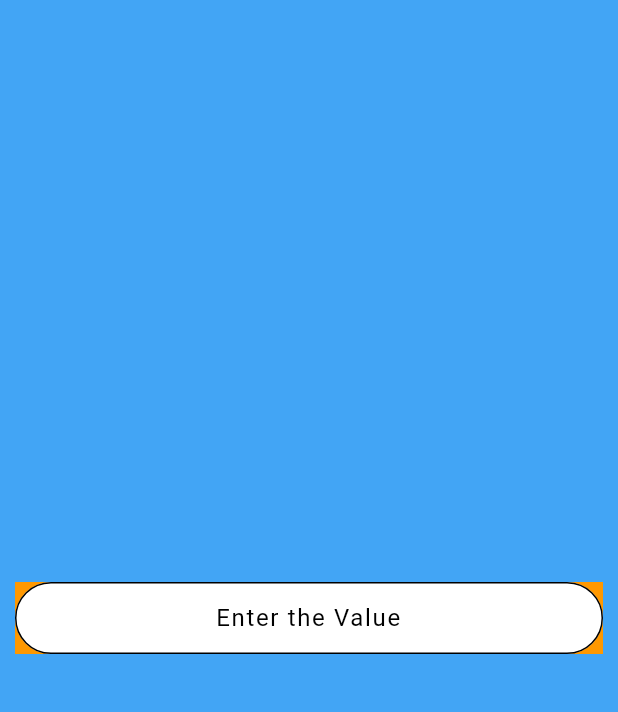
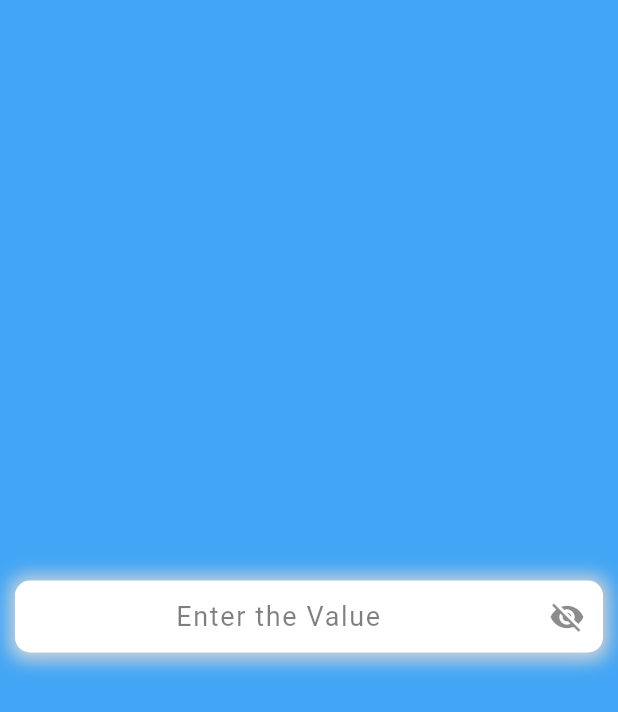
Before and after one commit to ROUNAK-K-JHA-2002/custom-field-styles, a Flutter app: the screen it shows after launch, on a phone screen of 412 x 824 dp. Shown: the top 712 px of the screen. Run offline on Flutter 3.47's test engine with Material 2 defaults, Android fonts, the phone set to English and light mode, and no system bars; Roboto replaces fonts that are missing (Montserrat).

Commit message:
completed FieldStyle.elevated

```diff
--- a/lib/src/text_field.dart
+++ b/lib/src/text_field.dart
@@ -7,9 +7,8 @@ enum FieldStyle {
   old,
   roundedStyle,
   squareStyle,
-  neumorphic,
+  elevated,
   password,
-  custom
 }
 
 class CustomTextField extends StatefulWidget {
@@ -26,7 +25,13 @@ class CustomTextField extends StatefulWidget {
   final double letterSpacing;
   final String fontFamily;
   final Widget? prefixIcon;
+  final Widget? suffixIcon;
   final double fieldHeight;
+  final double borderRadius;
+  final Color shadowColor;
+  final Offset offset;
+  final double spreadRadius;
+  final double blurRadius;
 
   /// An optional maximum number of lines for the text to span, wrapping if necessary.
   /// If the text exceeds the given number of lines, it will be resized according
@@ -44,30 +49,43 @@ class CustomTextField extends StatefulWidget {
       {super.key,
       required this.controller,
       this.hintText = "Enter the Value",
-      this.borderColor = Colors.white,
+      this.borderColor = Colors.transparent,
       this.boxColor = Colors.transparent,
       this.textColor = Colors.black,
       this.textInputType = TextInputType.text,
       this.onTap,
       this.maxLines = 1,
       this.fieldStyle = FieldStyle.simple,
-      this.textAlign = TextAlign.left,
+      this.textAlign = TextAlign.center,
       this.fontSize = 18,
       this.letterSpacing = 1,
       this.fontFamily = '',
       this.prefixIcon,
-      this.fieldHeight = 50});
+      this.suffixIcon,
+      this.fieldHeight = 50,
+      this.borderRadius = 10,
+      this.shadowColor = const Color.fromARGB(255, 215, 214, 214),
+      this.offset = const Offset(3, 4),
+      this.spreadRadius = 3,
+      this.blurRadius = 10});
 
   @override
   State<CustomTextField> createState() => _CustomTextFieldState();
 }
 
 class _CustomTextFieldState extends State<CustomTextField> {
+  bool seePassword = true;
+  Icon visibleIcon = const Icon(Icons.visibility);
+  Icon visibleOffIcon = const Icon(Icons.visibility_off);
   Widget? renderField(BuildContext context) {
     switch (widget.fieldStyle) {
       case FieldStyle.simple:
-        return SizedBox(
+        return Container(
           height: widget.fieldHeight,
+          decoration: BoxDecoration(
+            color: Colors.transparent,
+            borderRadius: BorderRadius.circular(widget.borderRadius),
+          ),
           child: TextFormField(
             onTap: widget.onTap,
             controller: widget.controller,
@@ -81,29 +99,41 @@ class _CustomTextFieldState extends State<CustomTextField> {
                 fontFamily: widget.fontFamily,
                 letterSpacing: widget.letterSpacing),
             decoration: InputDecoration(
+              prefixIcon: widget.prefixIcon,
+              suffixIcon: widget.suffixIcon,
               contentPadding: const EdgeInsets.symmetric(horizontal: 8),
               enabledBorder: OutlineInputBorder(
                 borderRadius: BorderRadius.circular(10),
-                borderSide: BorderSide(color: Colors.grey.shade600),
+                borderSide: BorderSide(color: widget.borderColor),
               ),
               focusedBorder: OutlineInputBorder(
                 borderRadius: BorderRadius.circular(10),
-                borderSide: BorderSide(color: Colors.grey.shade600),
+                borderSide: BorderSide(color: widget.borderColor),
               ),
               filled: true,
               hintText: widget.hintText,
               hintStyle: TextStyle(
-                  // fontSize: 16.sp,
-                  fontFamily: 'Montserrat',
+                  fontSize: widget.fontSize,
+                  fontFamily: widget.fontFamily,
                   color: widget.textColor.withOpacity(0.5),
                   letterSpacing: 1.1),
               fillColor: widget.boxColor,
             ),
           ),
         );
-      case FieldStyle.retro:
+      case FieldStyle.elevated:
         return Container(
-          color: Colors.pink,
+          height: widget.fieldHeight,
+          decoration: BoxDecoration(
+              color: Colors.transparent,
+              borderRadius: BorderRadius.circular(widget.borderRadius),
+              boxShadow: [
+                BoxShadow(
+                    color: widget.shadowColor,
+                    offset: widget.offset,
+                    spreadRadius: widget.spreadRadius,
+                    blurRadius: widget.blurRadius),
+              ]),
           child: TextFormField(
             onTap: widget.onTap,
             controller: widget.controller,
@@ -111,25 +141,76 @@ class _CustomTextFieldState extends State<CustomTextField> {
             maxLines: widget.maxLines ?? 1,
             textAlign: TextAlign.center,
             style: TextStyle(
-                // fontSize: 17.sp,
+                fontSize: widget.fontSize,
                 color: widget.textColor,
-                fontFamily: 'Montserrat',
-                letterSpacing: 1.1),
+                fontFamily: widget.fontFamily,
+                letterSpacing: widget.letterSpacing),
             decoration: InputDecoration(
-              contentPadding: const EdgeInsets.all(0),
+              prefixIcon: widget.prefixIcon,
+              suffixIcon: widget.suffixIcon,
+              contentPadding: const EdgeInsets.symmetric(horizontal: 8),
               enabledBorder: OutlineInputBorder(
-                borderRadius: BorderRadius.circular(30),
-                // borderSide: BorderSide(color: widget.borderColor),
+                borderRadius: BorderRadius.circular(widget.borderRadius),
+                borderSide: BorderSide(color: widget.borderColor),
               ),
               focusedBorder: OutlineInputBorder(
-                borderRadius: BorderRadius.circular(30),
-                // borderSide: BorderSide(color: widget.borderColor),
+                borderRadius: BorderRadius.circular(widget.borderRadius),
+                borderSide: BorderSide(color: widget.borderColor),
               ),
               filled: true,
               hintText: widget.hintText,
               hintStyle: TextStyle(
-                  fontFamily: 'Montserrat',
-                  color: widget.textColor,
+                  fontSize: widget.fontSize,
+                  fontFamily: widget.fontFamily,
+                  color: widget.textColor.withOpacity(0.5),
+                  letterSpacing: 1.1),
+              fillColor: widget.boxColor,
+            ),
+          ),
+        );
+
+      ///
+      case FieldStyle.retro:
+        return Container(
+          height: widget.fieldHeight,
+          decoration: BoxDecoration(
+              color: Colors.transparent,
+              borderRadius: BorderRadius.circular(widget.borderRadius),
+              boxShadow: [
+                BoxShadow(
+                  color: widget.shadowColor,
+                  offset: widget.offset,
+                ),
+              ]),
+          child: TextFormField(
+            onTap: widget.onTap,
+            controller: widget.controller,
+            keyboardType: widget.textInputType ?? TextInputType.text,
+            maxLines: widget.maxLines ?? 1,
+            textAlign: TextAlign.center,
+            style: TextStyle(
+                fontSize: widget.fontSize,
+                color: widget.textColor,
+                fontFamily: widget.fontFamily,
+                letterSpacing: widget.letterSpacing),
+            decoration: InputDecoration(
+              prefixIcon: widget.prefixIcon,
+              suffixIcon: widget.suffixIcon,
+              contentPadding: const EdgeInsets.symmetric(horizontal: 8),
+              enabledBorder: OutlineInputBorder(
+                borderRadius: BorderRadius.circular(widget.borderRadius),
+                borderSide: BorderSide(color: widget.borderColor),
+              ),
+              focusedBorder: OutlineInputBorder(
+                borderRadius: BorderRadius.circular(widget.borderRadius),
+                borderSide: BorderSide(color: widget.borderColor),
+              ),
+              filled: true,
+              hintText: widget.hintText,
+              hintStyle: TextStyle(
+                  // fontSize: 16.sp,
+                  fontFamily: widget.fontFamily,
+                  color: widget.textColor.withOpacity(0.5),
                   letterSpacing: 1.1),
               fillColor: widget.boxColor,
             ),
@@ -172,7 +253,17 @@ class _CustomTextFieldState extends State<CustomTextField> {
         );
       case FieldStyle.old:
         return Container(
-          color: Colors.green,
+          height: widget.fieldHeight,
+          decoration: BoxDecoration(
+            color: Colors.transparent,
+            border: Border(
+              bottom: BorderSide(
+                  width: 2.0,
+                  color: widget.borderColor == Colors.transparent
+                      ? Colors.black
+                      : widget.borderColor),
+            ),
+          ),
           child: TextFormField(
             onTap: widget.onTap,
             controller: widget.controller,
@@ -180,26 +271,28 @@ class _CustomTextFieldState extends State<CustomTextField> {
             maxLines: widget.maxLines ?? 1,
             textAlign: TextAlign.center,
             style: TextStyle(
-                // fontSize: 17.sp,
+                fontSize: widget.fontSize,
                 color: widget.textColor,
-                fontFamily: 'Montserrat',
-                letterSpacing: 1.1),
+                fontFamily: widget.fontFamily,
+                letterSpacing: widget.letterSpacing),
             decoration: InputDecoration(
-              contentPadding: const EdgeInsets.all(0),
+              prefixIcon: widget.prefixIcon,
+              suffixIcon: widget.suffixIcon,
+              contentPadding: const EdgeInsets.symmetric(horizontal: 8),
               enabledBorder: OutlineInputBorder(
-                borderRadius: BorderRadius.circular(30),
-                // borderSide: BorderSide(color: widget.borderColor),
+                // borderRadius: BorderRadius.circular(widget.borderRadius),
+                borderSide: BorderSide(color: widget.boxColor),
               ),
               focusedBorder: OutlineInputBorder(
-                borderRadius: BorderRadius.circular(30),
-                // borderSide: BorderSide(color: widget.borderColor),
+                // borderRadius: BorderRadius.circular(widget.borderRadius),
+                borderSide: BorderSide(color: widget.boxColor),
               ),
               filled: true,
               hintText: widget.hintText,
               hintStyle: TextStyle(
                   // fontSize: 16.sp,
-                  fontFamily: 'Montserrat',
-                  color: widget.textColor,
+                  fontFamily: widget.fontFamily,
+                  color: widget.textColor.withOpacity(0.5),
                   letterSpacing: 1.1),
               fillColor: widget.boxColor,
             ),
@@ -275,111 +368,66 @@ class _CustomTextFieldState extends State<CustomTextField> {
             ),
           ),
         );
-      case FieldStyle.custom:
+
+      case FieldStyle.password:
         return Container(
-          color: Colors.orange,
+          height: widget.fieldHeight,
+          decoration: BoxDecoration(
+              color: Colors.transparent,
+              borderRadius: BorderRadius.circular(widget.borderRadius),
+              boxShadow: [
+                BoxShadow(
+                    color: widget.shadowColor,
+                    offset: widget.offset == const Offset(3, 4)
+                        ? const Offset(0, 0)
+                        : widget.offset,
+                    spreadRadius: widget.spreadRadius,
+                    blurRadius: widget.blurRadius),
+              ]),
           child: TextFormField(
-            onTap: widget.onTap,
+            onChanged: (value) => {},
             controller: widget.controller,
-            keyboardType: widget.textInputType ?? TextInputType.text,
-            maxLines: widget.maxLines ?? 1,
-            textAlign: TextAlign.center,
+            maxLines: widget.maxLines,
+            obscureText: seePassword,
+            textAlign: widget.textAlign,
             style: TextStyle(
-                // fontSize: 17.sp,
-                color: widget.textColor,
-                fontFamily: 'Montserrat',
-                letterSpacing: 1.1),
+              fontSize: widget.fontSize,
+              fontFamily: widget.fontFamily,
+            ),
             decoration: InputDecoration(
-              contentPadding: const EdgeInsets.all(0),
+              prefixIcon: widget.prefixIcon,
+              suffixIcon: GestureDetector(
+                  onTap: () {
+                    setState(() {
+                      if (seePassword) {
+                        seePassword = false;
+                      } else {
+                        seePassword = true;
+                      }
+                    });
+                  },
+                  child: seePassword ? visibleOffIcon : visibleIcon),
+              contentPadding: const EdgeInsets.symmetric(horizontal: 8),
               enabledBorder: OutlineInputBorder(
-                borderRadius: BorderRadius.circular(30),
-                // borderSide: BorderSide(color: widget.borderColor),
+                borderRadius: BorderRadius.circular(widget.borderRadius),
+                borderSide: BorderSide(color: widget.borderColor),
               ),
               focusedBorder: OutlineInputBorder(
-                borderRadius: BorderRadius.circular(30),
-                // borderSide: BorderSide(color: widget.borderColor),
+                borderRadius: BorderRadius.circular(widget.borderRadius),
+                borderSide: BorderSide(color: widget.borderColor),
               ),
               filled: true,
               hintText: widget.hintText,
               hintStyle: TextStyle(
                   // fontSize: 16.sp,
-                  fontFamily: 'Montserrat',
-                  color: widget.textColor,
+                  fontFamily: widget.fontFamily,
+                  color: widget.textColor.withOpacity(0.5),
                   letterSpacing: 1.1),
               fillColor: widget.boxColor,
             ),
           ),
         );
-      case FieldStyle.neumorphic:
-        return Container(
-          color: Colors.orange,
-          child: TextFormField(
-            onTap: widget.onTap,
-            controller: widget.controller,
-            keyboardType: widget.textInputType ?? TextInputType.text,
-            maxLines: widget.maxLines ?? 1,
-            textAlign: TextAlign.center,
-            style: TextStyle(
-                // fontSize: 17.sp,
-                color: widget.textColor,
-                fontFamily: 'Montserrat',
-                letterSpacing: 1.1),
-            decoration: InputDecoration(
-              contentPadding: const EdgeInsets.all(0),
-              enabledBorder: OutlineInputBorder(
-                borderRadius: BorderRadius.circular(30),
-                // borderSide: BorderSide(color: widget.borderColor),
-              ),
-              focusedBorder: OutlineInputBorder(
-                borderRadius: BorderRadius.circular(30),
-                // borderSide: BorderSide(color: widget.borderColor),
-              ),
-              filled: true,
-              hintText: widget.hintText,
-              hintStyle: TextStyle(
-                  // fontSize: 16.sp,
-                  fontFamily: 'Montserrat',
-                  color: widget.textColor,
-                  letterSpacing: 1.1),
-              fillColor: widget.boxColor,
-            ),
-          ),
-        );
-      case FieldStyle.password:
-        return Container(
-          color: Colors.orange,
-          child: TextFormField(
-            onTap: widget.onTap,
-            controller: widget.controller,
-            keyboardType: widget.textInputType ?? TextInputType.text,
-            maxLines: widget.maxLines ?? 1,
-            textAlign: TextAlign.center,
-            style: TextStyle(
-                // fontSize: 17.sp,
-                color: widget.textColor,
-                fontFamily: 'Montserrat',
-                letterSpacing: 1.1),
-            decoration: InputDecoration(
-              contentPadding: const EdgeInsets.all(0),
-              enabledBorder: OutlineInputBorder(
-                borderRadius: BorderRadius.circular(30),
-                // borderSide: BorderSide(color: widget.borderColor),
-              ),
-              focusedBorder: OutlineInputBorder(
-                borderRadius: BorderRadius.circular(30),
-                // borderSide: BorderSide(color: widget.borderColor),
-              ),
-              filled: true,
-              hintText: widget.hintText,
-              hintStyle: TextStyle(
-                  // fontSize: 16.sp,
-                  fontFamily: 'Montserrat',
-                  color: widget.textColor,
-                  letterSpacing: 1.1),
-              fillColor: widget.boxColor,
-            ),
-          ),
-        );
+
       default:
         return Container();
     }
```
